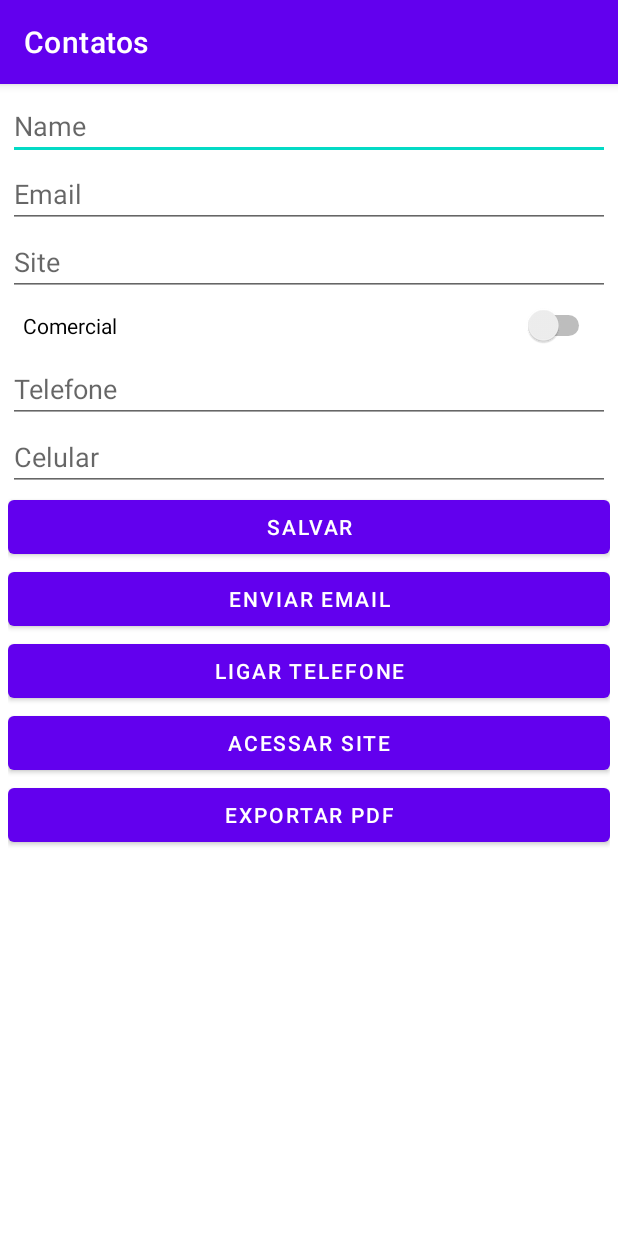
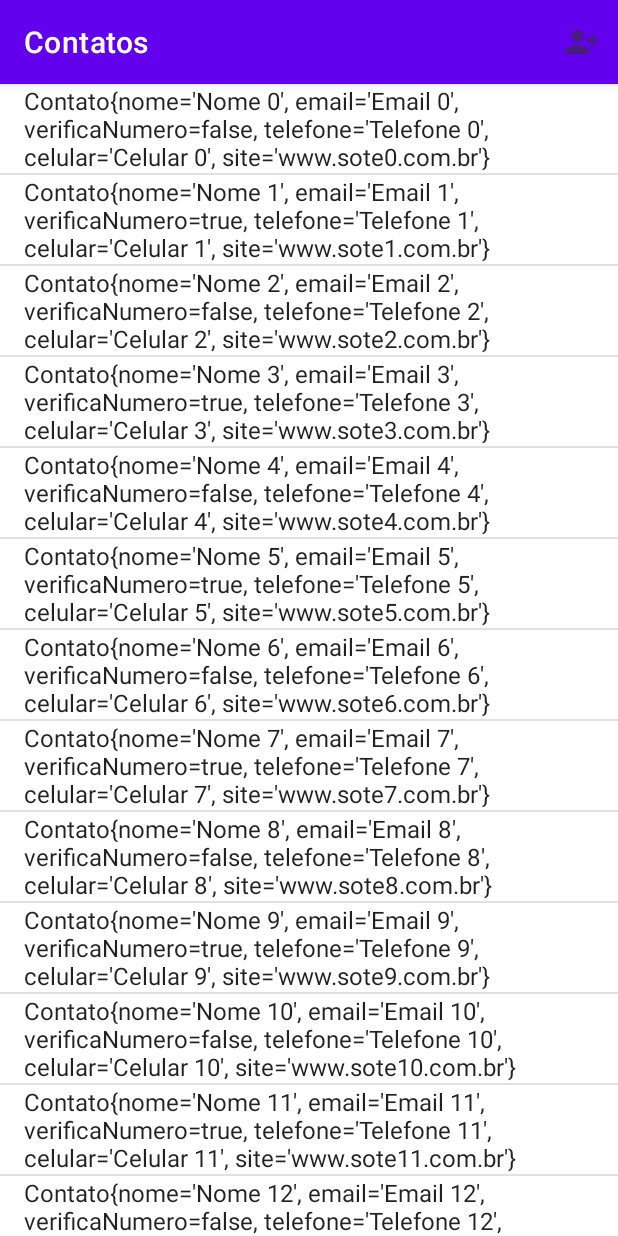
Before and after one commit to vitorllp/Contatos, an Android app: the screen it shows after launch (MainActivity before the commit, ContatosActivity after it), on a phone screen of 412 x 824 dp. Run offline under Robolectric (Android 15) with nearby library versions, the phone set to English and light mode, and no system bars.

Commit message:
aula do dia 12/05/2021

```diff
--- a/app/src/main/AndroidManifest.xml
+++ b/app/src/main/AndroidManifest.xml
@@ -2,7 +2,7 @@
 <manifest xmlns:android="http://schemas.android.com/apk/res/android"
     package="com.example.contatos">
 
-    <uses-permission android:name="android.permission.CALL_PHONE"/>
+    <uses-permission android:name="android.permission.CALL_PHONE" />
 
     <application
         android:allowBackup="true"
@@ -11,13 +11,15 @@
         android:roundIcon="@mipmap/ic_launcher_round"
         android:supportsRtl="true"
         android:theme="@style/Theme.Contatos">
-        <activity android:name=".MainActivity">
+        <activity android:name=".ContatosActivity">
             <intent-filter>
                 <action android:name="android.intent.action.MAIN" />
 
                 <category android:name="android.intent.category.LAUNCHER" />
             </intent-filter>
         </activity>
+        <activity android:name=".ContatoActivity">
+        </activity>
     </application>
 
 </manifest>
--- a/app/src/main/java/com/example/contatos/Contato.java
+++ b/app/src/main/java/com/example/contatos/Contato.java
@@ -13,7 +13,7 @@ public class Contato {
 
     }
 
-    public Contato(String nome, String email, boolean verificaNumero, String telefone, String celular, String site) {
+    public Contato(String nome, String email, String telefone, boolean verificaNumero, String celular, String site) {
         this.nome = nome;
         this.email = email;
         this.verificaNumero = verificaNumero;
--- /dev/null
+++ b/app/src/main/java/com/example/contatos/ContatosActivity.java
@@ -0,0 +1,155 @@
+package com.example.contatos;
+
+import androidx.annotation.NonNull;
+import androidx.annotation.Nullable;
+import androidx.appcompat.app.AppCompatActivity;
+
+import android.Manifest;
+import android.content.Intent;
+import android.content.pm.PackageManager;
+import android.net.Uri;
+import android.os.Build;
+import android.os.Bundle;
+import android.view.ContextMenu;
+import android.view.Menu;
+import android.view.MenuItem;
+import android.view.View;
+import android.widget.AdapterView;
+import android.widget.ArrayAdapter;
+
+import com.example.contatos.databinding.ActivityContatosBinding;
+
+import java.util.ArrayList;
+
+public class ContatosActivity extends AppCompatActivity {
+    private ActivityContatosBinding activityContatosBinding;
+    private ArrayList<Contato> contatosList;
+    private ArrayAdapter<Contato> contatosAdapter;
+    private final int NOVO_CONTATO_REQUEST_CODE = 0;
+    private Contato contato;
+    private int CALL_PHONE_PERMISSION_REQUEST_CODE = 0;
+
+    @Override
+    protected void onCreate(Bundle savedInstanceState) {
+        super.onCreate(savedInstanceState);
+        activityContatosBinding = ActivityContatosBinding.inflate(getLayoutInflater());
+        setContentView(activityContatosBinding.getRoot());
+
+        contatosList = new ArrayList<>();
+        popularContatosList();
+
+        contatosAdapter = new ArrayAdapter(
+                this,
+                android.R.layout.simple_list_item_1,
+                contatosList
+        );
+
+        activityContatosBinding.contatosLv.setAdapter(contatosAdapter);
+
+        registerForContextMenu(activityContatosBinding.contatosLv);
+    }
+
+    @Override
+    protected void onDestroy() {
+        super.onDestroy();
+        unregisterForContextMenu(activityContatosBinding.contatosLv);
+    }
+
+    private void popularContatosList(){
+        for (int i = 0; i<20;i++){
+            contatosList.add(
+                    new Contato(
+                            "Nome "+ i,
+                            "Email "+ i,
+                            "Telefone "+ i,
+                            (i % 2 == 0) ? false :true,
+                            "Celular " + i,
+                            "www.sote" + i + ".com.br"
+                    )
+            );
+        }
+    }
+
+    @Override
+    public boolean onPrepareOptionsMenu(Menu menu) {
+        getMenuInflater().inflate(R.menu.menu_contatos,menu);
+        return true;
+    }
+
+    @Override
+    public boolean onOptionsItemSelected(@NonNull MenuItem item) {
+        if(item.getItemId()==R.id.novoContatoMi)
+        {
+            Intent novoContatoItent = new Intent(this,ContatoActivity.class);
+            startActivityForResult(novoContatoItent,NOVO_CONTATO_REQUEST_CODE);
+            return true;
+        }
+        return false;
+    }
+
+    @Override
+    protected void onActivityResult(int requestCode, int resultCode, @Nullable Intent data) {
+        super.onActivityResult(requestCode, resultCode, data);
+        if(requestCode == NOVO_CONTATO_REQUEST_CODE && resultCode == RESULT_OK){
+            Contato contato = (Contato) data.getSerializableExtra(Intent.EXTRA_USER);
+            if(contato!=null){
+                contatosList.add(contato);
+                contatosAdapter.notifyDataSetChanged();
+            }
+        }
+    }
+
+    @Override
+    public void onCreateContextMenu(ContextMenu menu, View v, ContextMenu.ContextMenuInfo menuInfo) {
+        getMenuInflater().inflate(R.menu.context_menu_contato,menu);
+    }
+
+    @Override
+    public boolean onContextItemSelected(@NonNull MenuItem item) {
+        //posicao
+        AdapterView.AdapterContextMenuInfo menuInfo = (AdapterView.AdapterContextMenuInfo)item.getMenuInfo();
+        contato = contatosAdapter.getItem(menuInfo.position);
+        switch (item.getItemId()){
+            case R.id.enviarEmailMi:
+                Intent enviarEmailIntent = new Intent(Intent.ACTION_SENDTO, Uri.parse("mailto: "));
+                enviarEmailIntent.putExtra(Intent.EXTRA_EMAIL,new String[]{contato.getEmail()});
+                enviarEmailIntent.putExtra(Intent.EXTRA_TEXT,contato.toString());
+                 startActivity(enviarEmailIntent);
+                return true;
+            case R.id.ligarMi:
+                verifyCallPhonePermission();
+                return true;
+            case R.id.acessarSiteMi:
+                Intent abrirNavegadorIntent = new Intent(Intent.ACTION_VIEW,Uri.parse("http://"+contato.getSite()));
+                startActivity(abrirNavegadorIntent);
+                return true;
+            case R.id.detalhesContatoMi:
+                return true;
+            case R.id.editarContatoMi:
+                return true;
+            case R.id.removerContatoMi:
+                return true;
+            default:return false;
+        }
+
+    }
+
+    private void verifyCallPhonePermission(){
+        Intent ligarIntent = new Intent(Intent.ACTION_CALL);
+        ligarIntent.setData(Uri.parse("tel:"+contato.getTelefone()));
+        if(Build.VERSION.SDK_INT == Build.VERSION_CODES.M){
+            if(checkSelfPermission(Manifest.permission.CALL_PHONE)== PackageManager.PERMISSION_GRANTED){
+                startActivity(ligarIntent);
+            } else {
+                requestPermissions(new String[]{Manifest.permission.CALL_PHONE},CALL_PHONE_PERMISSION_REQUEST_CODE);
+            }
+        } else {
+            startActivity(ligarIntent);
+        }
+    }
+
+    @Override
+    public void onRequestPermissionsResult(int requestCode, @NonNull String[] permissions, @NonNull int[] grantResults) {
+        super.onRequestPermissionsResult(requestCode, permissions, grantResults);
+    }
+}
--- /dev/null
+++ b/app/src/main/res/drawable-anydpi/ic_novo_contato.xml
@@ -0,0 +1,11 @@
+<vector xmlns:android="http://schemas.android.com/apk/res/android"
+    android:width="24dp"
+    android:height="24dp"
+    android:viewportWidth="24"
+    android:viewportHeight="24"
+    android:tint="#333333"
+    android:alpha="0.6">
+  <path
+      android:fillColor="@android:color/white"
+      android:pathData="M13,8c0,-2.21 -1.79,-4 -4,-4S5,5.79 5,8s1.79,4 4,4S13,10.21 13,8zM15,10v2h3v3h2v-3h3v-2h-3V7h-2v3H15zM1,18v2h16v-2c0,-2.66 -5.33,-4 -8,-4S1,15.34 1,18z"/>
+</vector>
--- a/app/src/main/res/layout/activity_main.xml
+++ b/app/src/main/res/layout/activity_contato.xml
@@ -4,7 +4,7 @@
     xmlns:tools="http://schemas.android.com/tools"
     android:layout_width="match_parent"
     android:layout_height="match_parent"
-    tools:context=".MainActivity"
+    tools:context=".ContatoActivity"
     android:padding="5dp">
 
     <EditText
@@ -83,33 +83,8 @@
         app:layout_constraintStart_toStartOf="parent"
         app:layout_constraintTop_toBottomOf="@+id/celularText"
         android:onClick="onClick"/>
-    <Button
-        android:id="@+id/buttonEmail"
-        android:layout_width="0dp"
-        android:layout_height="wrap_content"
-        android:text="Enviar email"
-        app:layout_constraintEnd_toEndOf="parent"
-        app:layout_constraintStart_toStartOf="parent"
-        app:layout_constraintTop_toBottomOf="@+id/buttonSalvar"
-        android:onClick="onClick"/>
-    <Button
-        android:id="@+id/buttonTelefone"
-        android:layout_width="0dp"
-        android:layout_height="wrap_content"
-        android:text="Ligar telefone"
-        app:layout_constraintEnd_toEndOf="parent"
-        app:layout_constraintStart_toStartOf="parent"
-        app:layout_constraintTop_toBottomOf="@+id/buttonEmail"
-        android:onClick="onClick"/>
-    <Button
-        android:id="@+id/buttonSite"
-        android:layout_width="0dp"
-        android:layout_height="wrap_content"
-        android:text="Acessar site"
-        app:layout_constraintEnd_toEndOf="parent"
-        app:layout_constraintStart_toStartOf="parent"
-        app:layout_constraintTop_toBottomOf="@+id/buttonTelefone"
-        android:onClick="onClick"/>
+
+
     <Button
         android:id="@+id/buttonPDF"
         android:layout_width="0dp"
@@ -117,7 +92,7 @@
         android:text="Exportar pdf"
         app:layout_constraintEnd_toEndOf="parent"
         app:layout_constraintStart_toStartOf="parent"
-        app:layout_constraintTop_toBottomOf="@+id/buttonSite"
+        app:layout_constraintTop_toBottomOf="@+id/buttonSalvar"
         android:onClick="onClick"
         />
 
--- /dev/null
+++ b/app/src/main/res/layout/activity_contatos.xml
@@ -0,0 +1,8 @@
+<?xml version="1.0" encoding="utf-8"?>
+<ListView xmlns:android="http://schemas.android.com/apk/res/android"
+    xmlns:app="http://schemas.android.com/apk/res-auto"
+    xmlns:tools="http://schemas.android.com/tools"
+    android:layout_width="match_parent"
+    android:layout_height="match_parent"
+    android:id="@+id/contatosLv"
+    tools:context=".ContatosActivity"/>
--- /dev/null
+++ b/app/src/main/res/menu/context_menu_contato.xml
@@ -0,0 +1,19 @@
+<?xml version="1.0" encoding="utf-8"?>
+<menu xmlns:android="http://schemas.android.com/apk/res/android">
+    <group android:id="@+id/acoesMg">
+        <item android:id="@+id/enviarEmailMi"
+            android:title="Enviar email"/>
+        <item android:id="@+id/ligarMi"
+            android:title="Chamar"/>
+        <item android:id="@+id/acessarSiteMi"
+            android:title="Acessao site" />
+    </group>
+    <group android:id="@+id/contatoMg">
+        <item android:id="@+id/detalhesContatoMi"
+            android:title="Detalhes" />
+        <item android:id="@+id/editarContatoMi"
+            android:title="Editar" />
+        <item android:id="@+id/removerContatoMi"
+            android:title="Remover" />
+    </group>
+</menu>
--- /dev/null
+++ b/app/src/main/res/menu/menu_contatos.xml
@@ -0,0 +1,10 @@
+<?xml version="1.0" encoding="utf-8"?>
+<menu xmlns:android="http://schemas.android.com/apk/res/android"
+    xmlns:app="http://schemas.android.com/apk/res-auto">
+   <item
+       android:id="@+id/novoContatoMi"
+       android:title="Novo Contato"
+       android:icon="@drawable/ic_novo_contato"
+       app:showAsAction="ifRoom"
+       />
+</menu>
```
Also changed, not shown: app/src/main/java/com/example/contatos/ContatoActivity.java (added, +51 -0 lines), app/src/main/java/com/example/contatos/ContatosAdapter.java (added, +50 -0 lines), app/src/main/java/com/example/contatos/MainActivity.java (deleted, +0 -76 lines), app/src/main/res/layout/view_contato.xml (added, +27 -0 lines), app/src/main/res/drawable-hdpi/ic_novo_contato.png (added), app/src/main/res/drawable-mdpi/ic_novo_contato.png (added), app/src/main/res/drawable-xhdpi/ic_novo_contato.png (added), app/src/main/res/drawable-xxhdpi/ic_novo_contato.png (added).
